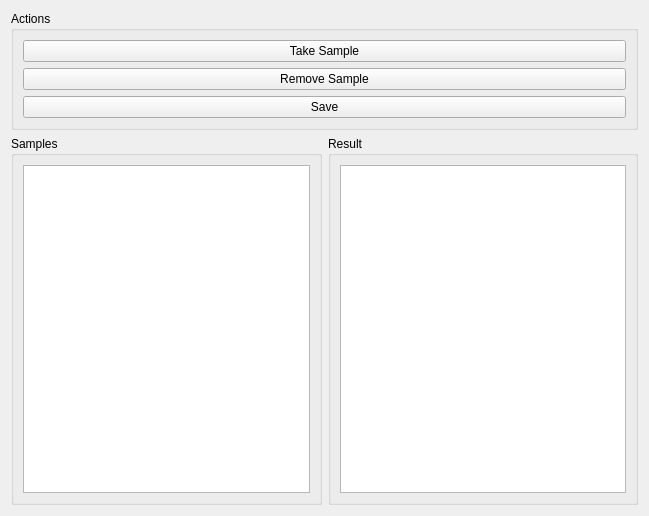
Before: the Qt Designer form easy_handeye2/resource/rqt_handeye.ui in marcoesposito1988/easy_handeye2, drawn with Qt 5.
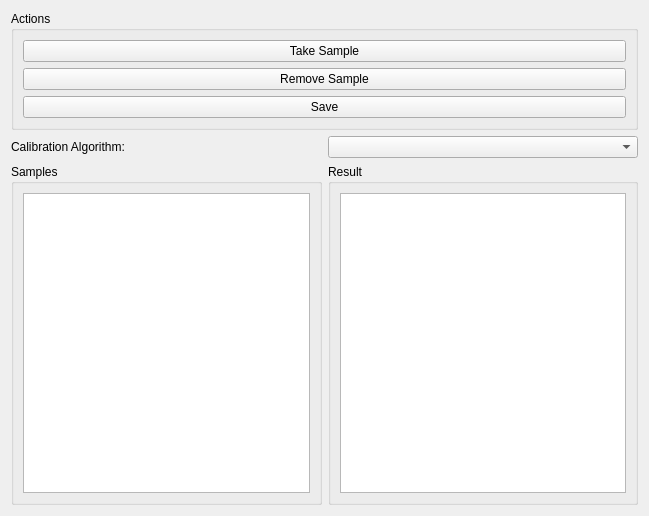
After: the same form once the commit is applied.

Patch:
```diff
--- a/easy_handeye2/resource/rqt_handeye.ui
+++ b/easy_handeye2/resource/rqt_handeye.ui
@@ -48,6 +48,20 @@
      </item>
     </layout>
    </item>
+   <item>
+    <layout class="QHBoxLayout" name="horizontalLayout_2">
+     <item>
+      <widget class="QLabel" name="label">
+       <property name="text">
+        <string>Calibration Algorithm:</string>
+       </property>
+      </widget>
+     </item>
+     <item>
+      <widget class="QComboBox" name="calibAlgorithmComboBox"/>
+     </item>
+    </layout>
+   </item>
    <item>
     <layout class="QHBoxLayout" name="horizontalLayout">
      <item>
```
